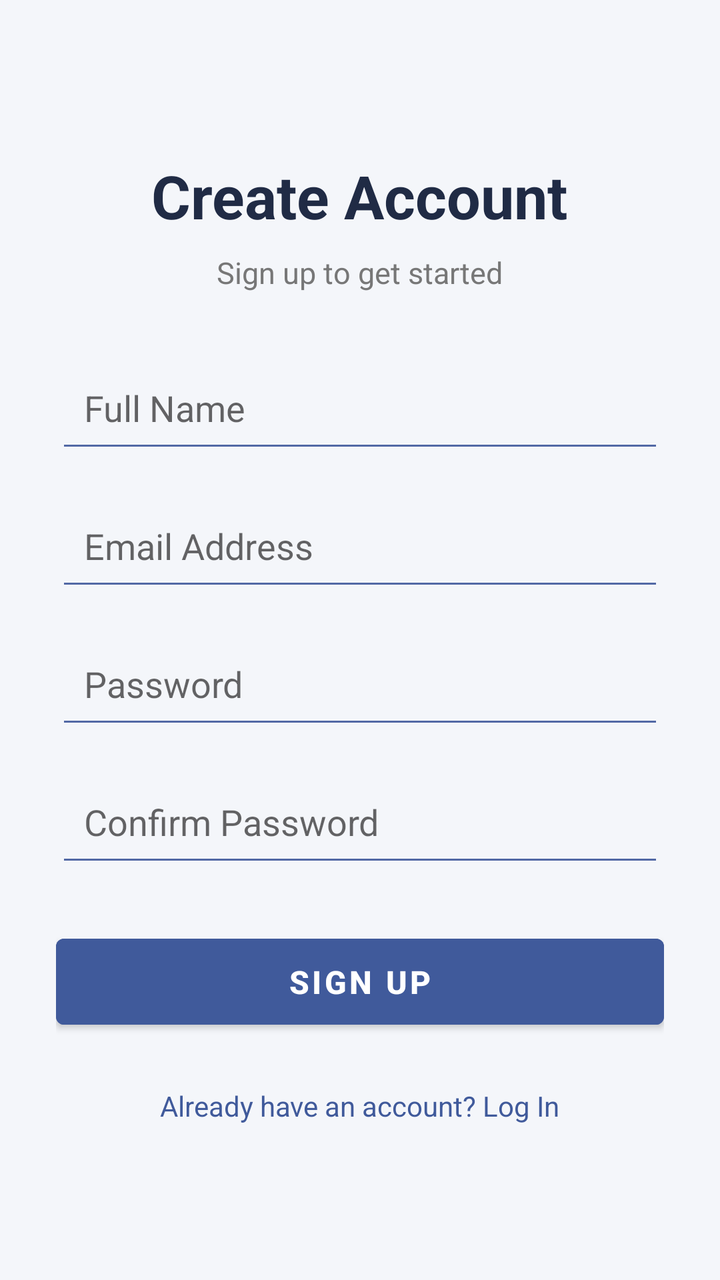
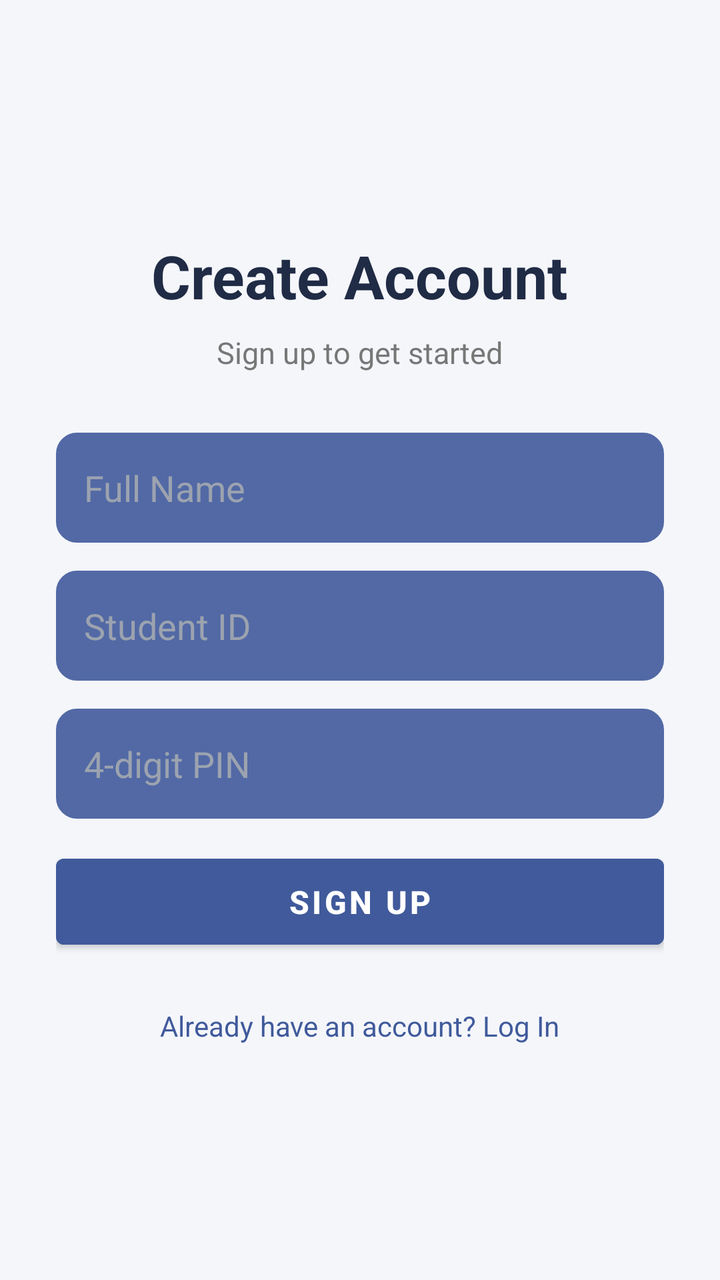

Two renders of the same Android screen: before a commit and after it. Below are the layout's source before the change and the commit's diff.
<!-- AndroidManifest.xml: application theme Theme.RK -->
<!-- res/layout/signup.xml -->
<?xml version="1.0" encoding="utf-8"?>
<ScrollView xmlns:android="http://schemas.android.com/apk/res/android"
android:layout_width="match_parent"
android:layout_height="match_parent"
android:background="#F4F6FA"
android:fillViewport="true">

<LinearLayout
    android:layout_width="match_parent"
    android:layout_height="wrap_content"
    android:orientation="vertical"
    android:gravity="center"
    android:padding="28dp">

    <TextView
        android:layout_width="wrap_content"
        android:layout_height="wrap_content"
        android:text="Create Account"
        android:textSize="30sp"
        android:textStyle="bold"
        android:textColor="#202B45"
        android:layout_marginBottom="8dp"/>

    <TextView
        android:layout_width="wrap_content"
        android:layout_height="wrap_content"
        android:text="Sign up to get started"
        android:textSize="15sp"
        android:textColor="#777777"
        android:layout_marginBottom="30dp"/>

    <EditText
        android:id="@+id/etName"
        android:layout_width="match_parent"
        android:layout_height="55dp"
        android:hint="Full Name"
        android:padding="14dp"
        android:backgroundTint="#5269A5"
        android:inputType="textPersonName"
        android:layout_marginBottom="14dp"/>

    <EditText
        android:id="@+id/etEmail"
        android:layout_width="match_parent"
        android:layout_height="55dp"
        android:hint="Email Address"
        android:padding="14dp"
        android:backgroundTint="#5269A5"
        android:inputType="textEmailAddress"
        android:layout_marginBottom="14dp"/>

    <EditText
        android:id="@+id/etPassword"
        android:layout_width="match_parent"
        android:layout_height="55dp"
        android:hint="Password"
        android:padding="14dp"
        android:backgroundTint="#5269A5"
        android:inputType="textPassword"
        android:layout_marginBottom="14dp"/>

    <EditText
        android:id="@+id/etConfirmPassword"
        android:layout_width="match_parent"
        android:layout_height="55dp"
        android:hint="Confirm Password"
        android:padding="14dp"
        android:backgroundTint="#5269A5"
        android:inputType="textPassword"
        android:layout_marginBottom="25dp"/>

    <Button
        android:id="@+id/btnSignUp"
        android:layout_width="match_parent"
        android:layout_height="55dp"
        android:text="SIGN UP"
        android:textSize="16sp"
        android:textStyle="bold"
        android:textColor="#FFFFFF"
        android:backgroundTint="#405A9B"/>

    <TextView
        android:id="@+id/tvLogin"
        android:layout_width="wrap_content"
        android:layout_height="wrap_content"
        android:text="Already have an account? Log In"
        android:textSize="14sp"
        android:textColor="#405A9B"
        android:layout_marginTop="25dp"/>

</LinearLayout>
</ScrollView>
<!-- resources referenced by this layout -->
<resources>
  <style name="Theme.RK" parent="Theme.MaterialComponents.DayNight.DarkActionBar">
          
          <item name="colorPrimary">@color/purple_500</item>
          <item name="colorPrimaryVariant">@color/purple_700</item>
          <item name="colorOnPrimary">@color/white</item>
          
          <item name="colorSecondary">@color/teal_200</item>
          <item name="colorSecondaryVariant">@color/teal_700</item>
          <item name="colorOnSecondary">@color/black</item>
          
          <item name="android:statusBarColor">?attr/colorPrimaryVariant</item>
          
      </style>
  <color name="purple_500">#FF6200EE</color>
  <color name="purple_700">#FF3700B3</color>
  <color name="white">#FFFFFFFF</color>
  <color name="teal_200">#FF03DAC5</color>
  <color name="teal_700">#FF018786</color>
  <color name="black">#FF000000</color>
</resources>

<!-- the commit's change to res/layout/signup.xml (unified diff, before → after) -->
@@ -1,92 +1,15 @@
-<?xml version="1.0" encoding="utf-8"?>
-<ScrollView xmlns:android="http://schemas.android.com/apk/res/android"
-android:layout_width="match_parent"
-android:layout_height="match_parent"
-android:background="#F4F6FA"
-android:fillViewport="true">
-
-<LinearLayout
-    android:layout_width="match_parent"
-    android:layout_height="wrap_content"
-    android:orientation="vertical"
-    android:gravity="center"
-    android:padding="28dp">
-
-    <TextView
-        android:layout_width="wrap_content"
-        android:layout_height="wrap_content"
-        android:text="Create Account"
-        android:textSize="30sp"
-        android:textStyle="bold"
-        android:textColor="#202B45"
-        android:layout_marginBottom="8dp"/>
-
-    <TextView
-        android:layout_width="wrap_content"
-        android:layout_height="wrap_content"
-        android:text="Sign up to get started"
-        android:textSize="15sp"
-        android:textColor="#777777"
-        android:layout_marginBottom="30dp"/>
-
-    <EditText
-        android:id="@+id/etName"
-        android:layout_width="match_parent"
-        android:layout_height="55dp"
-        android:hint="Full Name"
-        android:padding="14dp"
-        android:backgroundTint="#5269A5"
-        android:inputType="textPersonName"
-        android:layout_marginBottom="14dp"/>
-
-    <EditText
-        android:id="@+id/etEmail"
-        android:layout_width="match_parent"
-        android:layout_height="55dp"
-        android:hint="Email Address"
-        android:padding="14dp"
-        android:backgroundTint="#5269A5"
-        android:inputType="textEmailAddress"
-        android:layout_marginBottom="14dp"/>
-
-    <EditText
-        android:id="@+id/etPassword"
-        android:layout_width="match_parent"
-        android:layout_height="55dp"
-        android:hint="Password"
-        android:padding="14dp"
-        android:backgroundTint="#5269A5"
-        android:inputType="textPassword"
-        android:layout_marginBottom="14dp"/>
-
-    <EditText
-        android:id="@+id/etConfirmPassword"
-        android:layout_width="match_parent"
-        android:layout_height="55dp"
-        android:hint="Confirm Password"
-        android:padding="14dp"
-        android:backgroundTint="#5269A5"
-        android:inputType="textPassword"
-        android:layout_marginBottom="25dp"/>
-
-    <Button
-        android:id="@+id/btnSignUp"
-        android:layout_width="match_parent"
-        android:layout_height="55dp"
-        android:text="SIGN UP"
-        android:textSize="16sp"
-        android:textStyle="bold"
-        android:textColor="#FFFFFF"
-        android:backgroundTint="#405A9B"/>
-
-    <TextView
-        android:id="@+id/tvLogin"
-        android:layout_width="wrap_content"
-        android:layout_height="wrap_content"
-        android:text="Already have an account? Log In"
-        android:textSize="14sp"
-        android:textColor="#405A9B"
-        android:layout_marginTop="25dp"/>
-
-</LinearLayout>
+<ScrollView xmlns:android="http://schemas.android.com/apk/res/android" android:layout_width="match_parent" android:layout_height="match_parent" android:background="#F4F6FA" android:fillViewport="true">
+    <LinearLayout android:layout_width="match_parent" android:layout_height="wrap_content" android:orientation="vertical" android:gravity="center" android:padding="28dp">
+        <TextView android:layout_width="wrap_content" android:layout_height="wrap_content" android:text="Create Account" android:textSize="30sp" android:textStyle="bold" android:textColor="#202B45" android:layout_marginBottom="8dp"/>
+        <TextView android:layout_width="wrap_content" android:layout_height="wrap_content" android:text="Sign up to get started" android:textSize="15sp" android:textColor="#777777" android:layout_marginBottom="30dp"/>
+        <EditText android:id="@+id/etName" android:layout_width="match_parent" android:layout_height="55dp" android:hint="Full Name" android:padding="14dp" android:backgroundTint="#5269A5" android:inputType="textPersonName" android:layout_marginBottom="14dp" android:background="@drawable/edittext_background" android:textColor="#202124" android:textColorHint="#9CA3AF" />
+        <EditText android:id="@+id/etEmail" android:layout_width="match_parent" android:layout_height="55dp" android:hint="Student ID" android:padding="14dp" android:backgroundTint="#5269A5" android:inputType="text" android:layout_marginBottom="14dp" android:background="@drawable/edittext_background"
+            android:textColor="#202124"
+            android:textColorHint="#9CA3AF"/>
+        <EditText android:id="@+id/etPassword" android:layout_width="match_parent" android:layout_height="55dp" android:hint="4-digit PIN" android:padding="14dp" android:backgroundTint="#5269A5" android:inputType="numberPassword" android:layout_marginBottom="14dp" android:background="@drawable/edittext_background"
+            android:textColor="#202124"
+            android:textColorHint="#9CA3AF"/>
+        <Button android:id="@+id/btnSignUp" android:layout_width="match_parent" android:layout_height="55dp" android:text="SIGN UP" android:textSize="16sp" android:textStyle="bold" android:textColor="#FFFFFF" android:backgroundTint="#405A9B"/>
+        <TextView android:id="@+id/tvLogin" android:layout_width="wrap_content" android:layout_height="wrap_content" android:text="Already have an account? Log In" android:textSize="14sp" android:textColor="#405A9B" android:layout_marginTop="25dp"/>
+    </LinearLayout>
 </ScrollView>
<!-- resource entries referenced after the edit -->
@@ -1,5 +1,21 @@
 <!-- resources referenced by this layout -->
 <resources>
+  <!-- drawable edittext_background (drawable) -->
+  <shape xmlns:android="http://schemas.android.com/apk/res/android">
+      <solid android:color="#F1F3F8" />
+  
+      <corners android:radius="10dp" />
+  
+      <stroke
+          android:width="1dp"
+          android:color="#D1D5DB" />
+  
+      <padding
+          android:left="12dp"
+          android:right="12dp"
+          android:top="8dp"
+          android:bottom="8dp" />
+  </shape>
   <style name="Theme.RK" parent="Theme.MaterialComponents.DayNight.DarkActionBar">
           
           <item name="colorPrimary">@color/purple_500</item>
